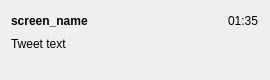
Above: lib/twitrrerr/ui/tweet.ui from nilsding/twitrrerr before the change. Below: the same form after it.
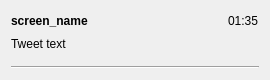
That is the form after the change.

Commit message: added horizontal line

```diff
--- a/lib/twitrrerr/ui/tweet.ui
+++ b/lib/twitrrerr/ui/tweet.ui
@@ -77,6 +77,13 @@
      </property>
     </spacer>
    </item>
+   <item>
+    <widget class="Line" name="line">
+     <property name="orientation">
+      <enum>Qt::Horizontal</enum>
+     </property>
+    </widget>
+   </item>
   </layout>
  </widget>
  <resources/>
```
